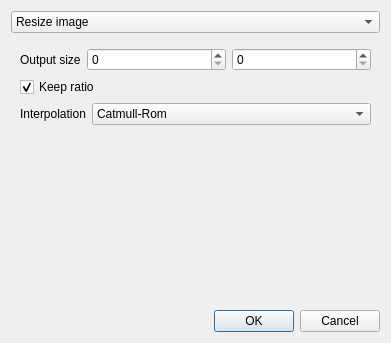
Qt form src/windows/TaskCreationDialog.ui (GRAPHENE9932/ImageUpscalerQt) before a commit.
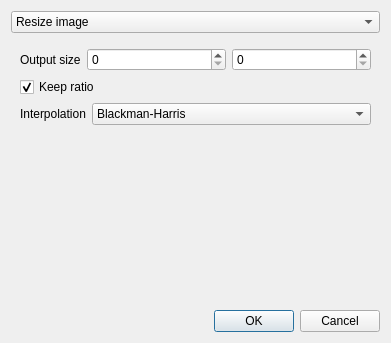
The same form after that commit.

Commit message: Make the Blackman-Harris filter default.

```diff
--- a/src/windows/TaskCreationDialog.ui
+++ b/src/windows/TaskCreationDialog.ui
@@ -92,7 +92,7 @@
          <item>
           <widget class="QComboBox" name="resize_interpolation_combo_box">
            <property name="currentIndex">
-            <number>4</number>
+            <number>2</number>
            </property>
            <item>
             <property name="text">
```
